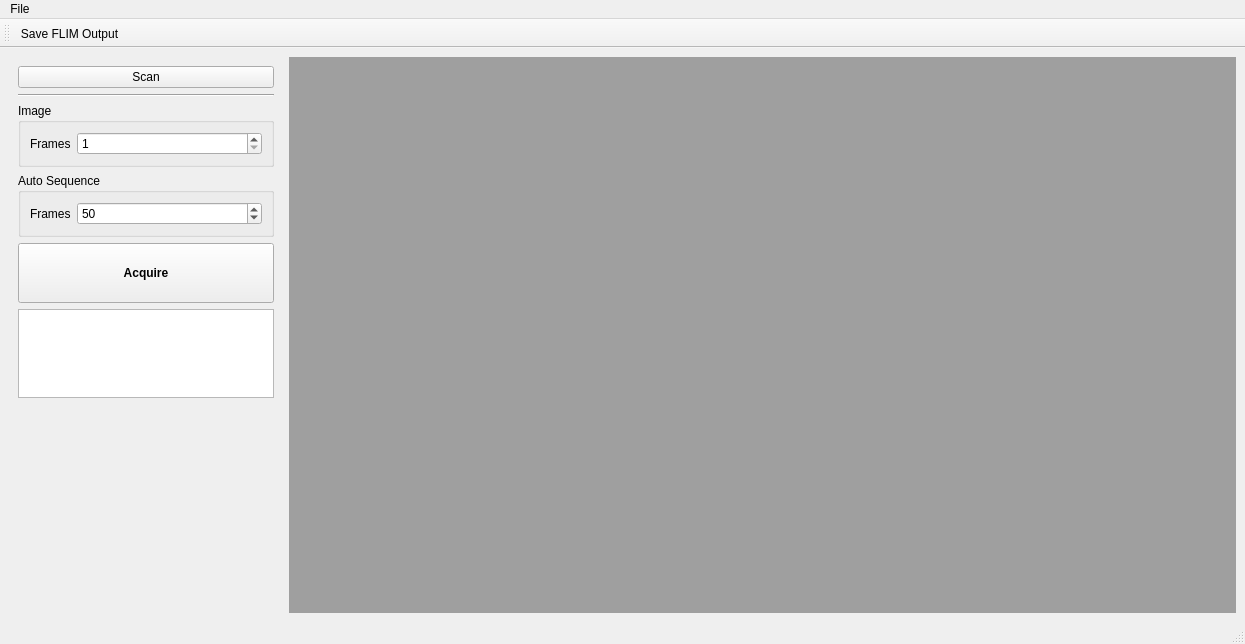
This is Source/flim-ui/FlimDisplay.ui in flimfit/Galene as Qt 5 draws it before an edit. The edited form follows.
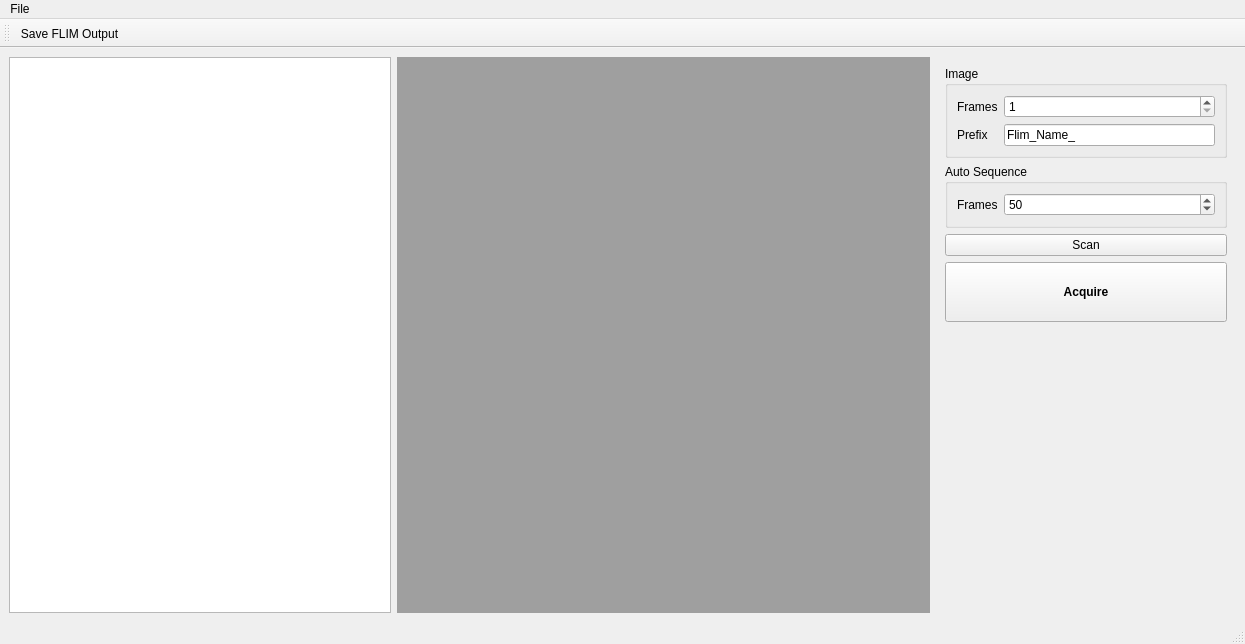
This is the edited form. Custom widgets are drawn as their Qt base class.

Commit message: Working on live display

Diff of the .ui file:
```diff
--- a/Source/flim-ui/FlimDisplay.ui
+++ b/Source/flim-ui/FlimDisplay.ui
@@ -15,6 +15,26 @@
   </property>
   <widget class="QWidget" name="centralwidget">
    <layout class="QHBoxLayout" name="horizontalLayout">
+    <item>
+     <layout class="QVBoxLayout" name="verticalLayout_2">
+      <property name="leftMargin">
+       <number>0</number>
+      </property>
+      <item>
+       <widget class="QListView" name="file_list_view">
+        <property name="minimumSize">
+         <size>
+          <width>200</width>
+          <height>0</height>
+         </size>
+        </property>
+       </widget>
+      </item>
+     </layout>
+    </item>
+    <item>
+     <widget class="QMdiArea" name="mdi_area"/>
+    </item>
     <item>
      <widget class="QFrame" name="frame">
       <property name="sizePolicy">
@@ -30,26 +50,6 @@
        </size>
       </property>
       <layout class="QVBoxLayout" name="verticalLayout">
-       <item>
-        <widget class="QPushButton" name="scan_button">
-         <property name="text">
-          <string>Scan</string>
-         </property>
-         <property name="checkable">
-          <bool>true</bool>
-         </property>
-         <property name="flat">
-          <bool>false</bool>
-         </property>
-        </widget>
-       </item>
-       <item>
-        <widget class="Line" name="line">
-         <property name="orientation">
-          <enum>Qt::Horizontal</enum>
-         </property>
-        </widget>
-       </item>
        <item>
         <widget class="QGroupBox" name="groupBox_6">
          <property name="minimumSize">
@@ -79,6 +79,20 @@
             </property>
            </widget>
           </item>
+          <item row="1" column="0">
+           <widget class="QLabel" name="label">
+            <property name="text">
+             <string>Prefix</string>
+            </property>
+           </widget>
+          </item>
+          <item row="1" column="1">
+           <widget class="QLineEdit" name="prefix_edit">
+            <property name="text">
+             <string>Flim_Name_</string>
+            </property>
+           </widget>
+          </item>
          </layout>
         </widget>
        </item>
@@ -118,17 +132,17 @@
         </widget>
        </item>
        <item>
-        <spacer name="verticalSpacer">
-         <property name="orientation">
-          <enum>Qt::Vertical</enum>
+        <widget class="QPushButton" name="scan_button">
+         <property name="text">
+          <string>Scan</string>
          </property>
-         <property name="sizeHint" stdset="0">
-          <size>
-           <width>20</width>
-           <height>40</height>
-          </size>
+         <property name="checkable">
+          <bool>true</bool>
          </property>
-        </spacer>
+         <property name="flat">
+          <bool>false</bool>
+         </property>
+        </widget>
        </item>
        <item>
         <widget class="QPushButton" name="acquire_sequence_button">
@@ -150,38 +164,17 @@
         </widget>
        </item>
        <item>
-        <widget class="QTextEdit" name="readout_text">
-         <property name="enabled">
-          <bool>true</bool>
+        <spacer name="verticalSpacer">
+         <property name="orientation">
+          <enum>Qt::Vertical</enum>
          </property>
-         <property name="sizePolicy">
-          <sizepolicy hsizetype="Preferred" vsizetype="Preferred">
-           <horstretch>0</horstretch>
-           <verstretch>0</verstretch>
-          </sizepolicy>
-         </property>
-         <property name="minimumSize">
+         <property name="sizeHint" stdset="0">
           <size>
-           <width>0</width>
-           <height>0</height>
+           <width>20</width>
+           <height>40</height>
           </size>
          </property>
-         <property name="maximumSize">
-          <size>
-           <width>16777215</width>
-           <height>16777215</height>
-          </size>
-         </property>
-         <property name="readOnly">
-          <bool>true</bool>
-         </property>
-         <property name="tabStopWidth">
-          <number>80</number>
-         </property>
-         <property name="textInteractionFlags">
-          <set>Qt::NoTextInteraction</set>
-         </property>
-        </widget>
+        </spacer>
        </item>
        <item>
         <widget class="BHRatesWidget" name="bh_rates_widget" native="true">
@@ -202,9 +195,6 @@
       </layout>
      </widget>
     </item>
-    <item>
-     <widget class="QMdiArea" name="mdi_area"/>
-    </item>
    </layout>
   </widget>
   <widget class="QMenuBar" name="menubar">
```
Left out of the diff: 18 changed lines with no effect on the pictures. The commit also changes 5 other files.
